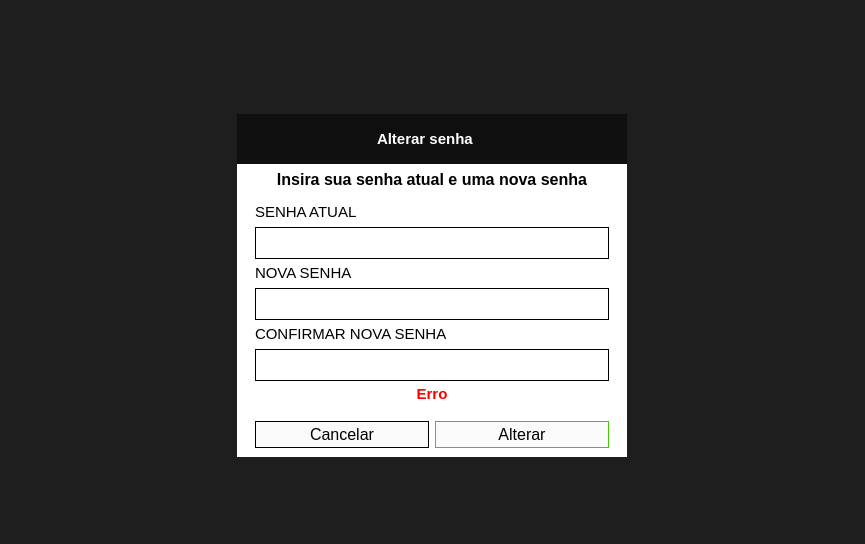
Qt form atualizar_senha.ui (ryanbsdeveloper/app-desktop-caltec) before a commit.
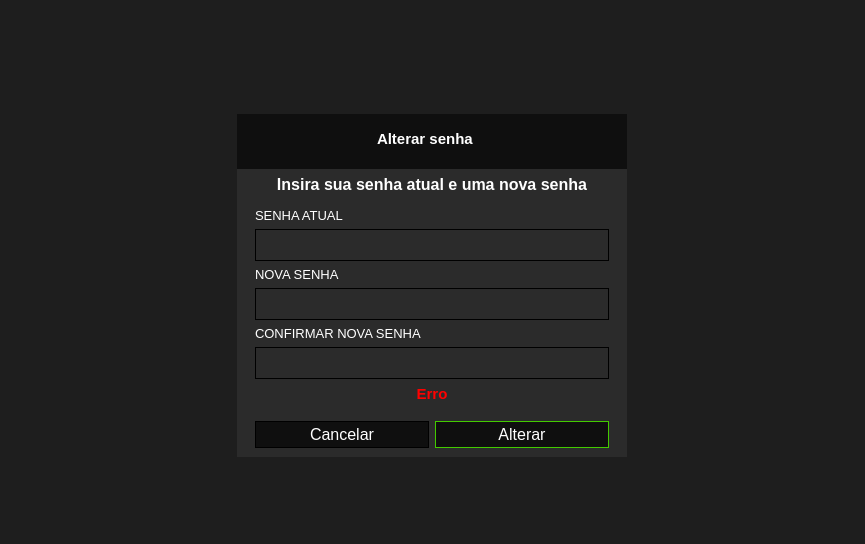
The same form after that commit. Icons and pictures are not drawn.

Diff of the .ui file:
```diff
--- a/atualizar_senha.ui
+++ b/atualizar_senha.ui
@@ -196,6 +196,9 @@
              <family>Segoe UI</family>
             </font>
            </property>
+           <property name="styleSheet">
+            <string notr="true">background-color:rgb(43,43,43)</string>
+           </property>
            <property name="frameShape">
             <enum>QFrame::StyledPanel</enum>
            </property>
@@ -255,6 +258,9 @@
                    <bold>true</bold>
                   </font>
                  </property>
+                 <property name="styleSheet">
+                  <string notr="true">color:white</string>
+                 </property>
                  <property name="text">
                   <string>Insira sua senha atual e uma nova senha</string>
                  </property>
@@ -273,6 +279,9 @@
                 <family>Segoe UI</family>
                </font>
               </property>
+              <property name="styleSheet">
+               <string notr="true">color:white</string>
+              </property>
               <property name="frameShape">
                <enum>QFrame::StyledPanel</enum>
               </property>
@@ -285,11 +294,14 @@
                  <property name="font">
                   <font>
                    <family>Segoe UI</family>
-                   <pointsize>11</pointsize>
+                   <pointsize>10</pointsize>
                    <weight>50</weight>
                    <bold>false</bold>
                   </font>
                  </property>
+                 <property name="styleSheet">
+                  <string notr="true">color:white</string>
+                 </property>
                  <property name="text">
                   <string>SENHA ATUAL</string>
                  </property>
@@ -311,7 +323,8 @@
                  </property>
                  <property name="styleSheet">
                   <string notr="true">QLineEdit{padding:3px;
-border:1px solid}
+border:1px solid;
+color:white}
 QLineEdit:focus{
 border:1px solid rgb(67, 202, 0)
 }</string>
@@ -326,11 +339,14 @@
                  <property name="font">
                   <font>
                    <family>Segoe UI</family>
-                   <pointsize>11</pointsize>
+                   <pointsize>10</pointsize>
                    <weight>50</weight>
                    <bold>false</bold>
                   </font>
                  </property>
+                 <property name="styleSheet">
+                  <string notr="true">color:white</string>
+                 </property>
                  <property name="text">
                   <string>NOVA SENHA</string>
                  </property>
@@ -352,13 +368,14 @@
                  </property>
                  <property name="styleSheet">
                   <string notr="true">QLineEdit{padding:3px;
-border:1px solid}
+border:1px solid;
+color:white}
 QLineEdit:focus{
 border:1px solid rgb(67, 202, 0)
 }</string>
                  </property>
                  <property name="echoMode">
-                  <enum>QLineEdit::Password</enum>
+                  <enum>QLineEdit::Normal</enum>
                  </property>
                 </widget>
                </item>
@@ -367,11 +384,14 @@
                  <property name="font">
                   <font>
                    <family>Segoe UI</family>
-                   <pointsize>11</pointsize>
+                   <pointsize>10</pointsize>
                    <weight>50</weight>
                    <bold>false</bold>
                   </font>
                  </property>
+                 <property name="styleSheet">
+                  <string notr="true">color:white</string>
+                 </property>
                  <property name="text">
                   <string>CONFIRMAR NOVA SENHA</string>
                  </property>
@@ -393,13 +413,14 @@
                  </property>
                  <property name="styleSheet">
                   <string notr="true">QLineEdit{padding:3px;
-border:1px solid}
+border:1px solid;
+color:white}
 QLineEdit:focus{
 border:1px solid rgb(67, 202, 0)
 }</string>
                  </property>
                  <property name="echoMode">
-                  <enum>QLineEdit::Password</enum>
+                  <enum>QLineEdit::Normal</enum>
                  </property>
                 </widget>
                </item>
@@ -456,7 +477,8 @@
                   <string notr="true">
 QPushButton{border:1px solid;
 padding:3px;
-background-color: rgb(250, 250, 250);}
+background-color: rgb(15, 15, 15);
+color:white}
 QPushButton:hover{
 	background-color: rgb(204, 204, 204);
 }</string>
@@ -482,7 +504,8 @@
 
 QPushButton{border:1px solid rgb(67, 202, 0);
 padding:3px;
-background-color: rgb(250, 250, 250);}
+background-color: rgb(15, 15, 15);
+color:white;}
 
 QPushButton:hover{
 	
```
Left out of the diff: 4 changed lines with no effect on the pictures.
